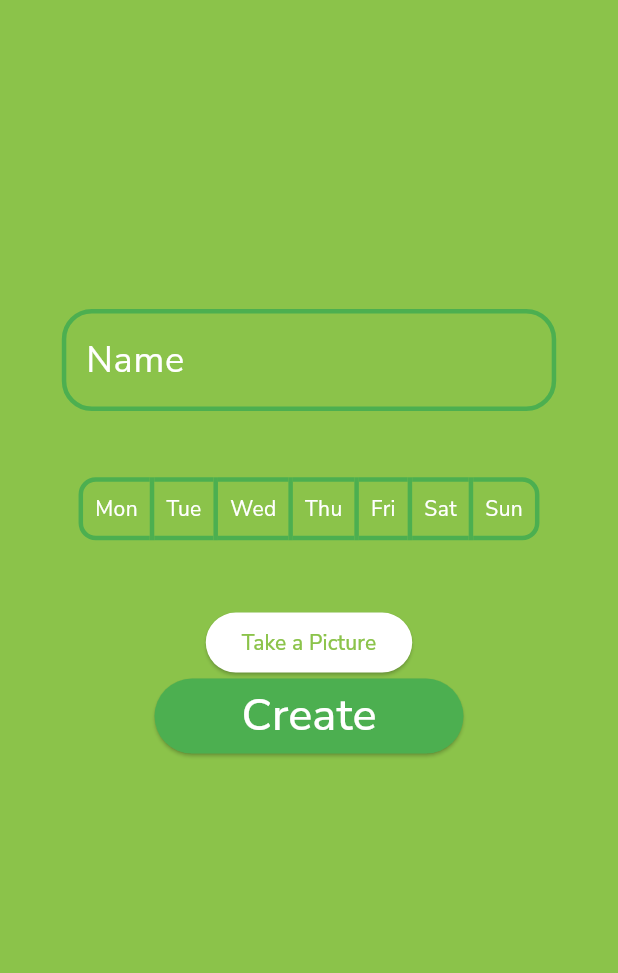
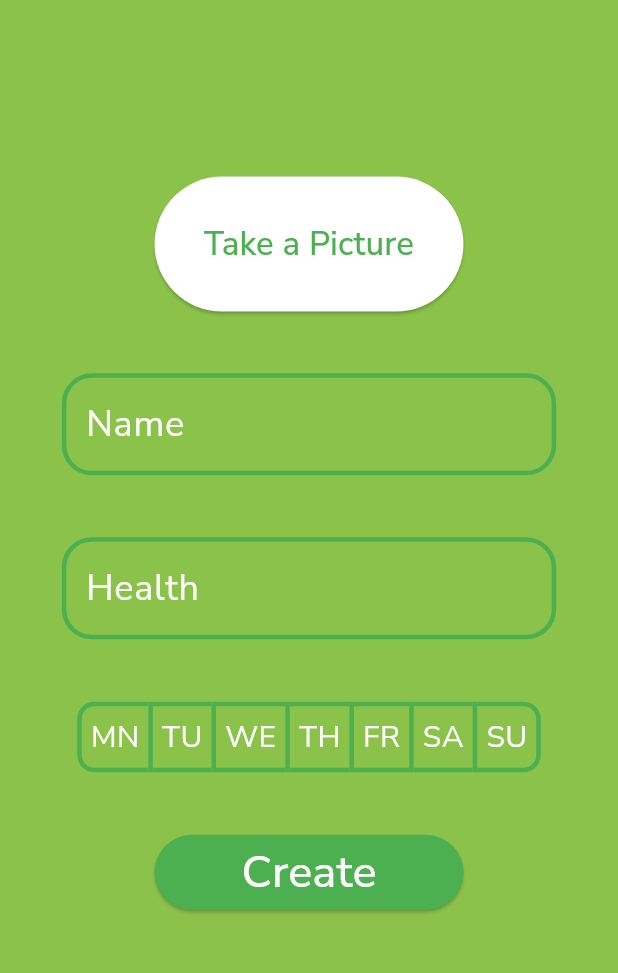
Before and after one commit to kowaleuro/i-konewka-Frontend, a Flutter app: the AddPlantScreen screen opened by its route, on a phone screen of 412 x 824 dp, the part 84-1057 px from its top. Run offline on Flutter 3.47's test engine with Material 3 defaults, Android fonts, the phone set to English and light mode, and no system bars; our stand-ins replace camera, google_fonts.

Commit message:
Camera + add plant panel

```diff
--- a/lib/App.dart
+++ b/lib/App.dart
@@ -7,7 +7,6 @@ import 'package:i_konewka_app/screens/RegisterScreen.dart';
 import 'package:i_konewka_app/screens/StartScreen.dart';
 import 'package:i_konewka_app/AppTheme.dart';
 import 'package:i_konewka_app/screens/elements/Bar.dart';
-import 'package:i_konewka_app/screens/elements/CameraComponent.dart';
 
 class App extends StatelessWidget {
   App({Key? key}) : super(key: key);
--- a/lib/screens/AddPlantScreen.dart
+++ b/lib/screens/AddPlantScreen.dart
@@ -1,5 +1,7 @@
+import 'package:camera/camera.dart';
 import 'package:flutter/material.dart';
-import 'package:i_konewka_app/screens/elements/CameraComponent.dart';
+import 'package:google_fonts/google_fonts.dart';
+import 'package:i_konewka_app/screens/elements/CameraPage.dart';
 import 'package:i_konewka_app/screens/elements/CustomButton.dart';
 import 'package:i_konewka_app/screens/elements/CustomTextFormField.dart';
 import 'package:i_konewka_app/screens/elements/CustomToggleButton.dart';
@@ -24,7 +26,8 @@ class _AddPlantScreen extends State<AddPlantScreen>{
   final _formAddPlantKey = GlobalKey<FormState>();
   late String _name = '';
   late String _health = '';
-  late List<bool> _wateringDaysList = List<bool>.filled(7, false);
+  late XFile? _imgFile;
+  late List<bool> _wateringDaysList = List.generate(7, (_)=>false );
   @override
   Widget build(BuildContext context) {
 
@@ -34,12 +37,36 @@ class _AddPlantScreen extends State<AddPlantScreen>{
         appBar: const Bar(),
         body: SingleChildScrollView(
           child: Padding(
-            padding: EdgeInsets.only(top: size.height/4),
+            padding: EdgeInsets.only(top: size.height/7),
             child: Center(
               child: Form(
                 key: _formAddPlantKey,
                 child: Column(
                   children: <Widget>[
+                    Padding(
+                      padding: EdgeInsets.only(
+                          left:size.width*0.10,
+                          right:size.width*0.10,
+                          bottom: size.width*0.10
+                      ),
+                      child: ElevatedButton(
+                        style: ElevatedButton.styleFrom(
+                          fixedSize: Size(size.width/2,90),
+                          backgroundColor: Colors.white,
+                        ),
+                        onPressed: () async {
+                          await availableCameras().then((value) => _navigateAndGetData(context,value));
+                        },
+                        child: Text("Take a Picture",
+                          style:GoogleFonts.nunitoSans(
+                              textStyle: const TextStyle(
+                                  color: Colors.green,
+                                  fontSize: 22
+                              )
+                          ),
+                        ),
+                      ),
+                    ),
                     CustomTextFormField(
                         label: 'Name',
                         hintText: 'Provide name of a plant',
@@ -53,8 +80,25 @@ class _AddPlantScreen extends State<AddPlantScreen>{
                         onChanged: (val){
                           _name = val;
                         }),
-                    CustomToggleButtons(),
-                    CameraComponent(),
+                    CustomTextFormField(
+                        label: 'Health',
+                        hintText: 'Provide health of a plant',
+                        keyboardType: TextInputType.text,
+                        validator: (val){
+                          if (val!.isEmpty){
+                            return 'Health is empty!';
+                          }
+                          return null;
+                        },
+                        onChanged: (val){
+                          _health = val;
+                        }),
+                    CustomToggleButtons(isSelected: _wateringDaysList,onPressed: (int index)
+                    {
+                      setState(() {
+                        _wateringDaysList[index] = !_wateringDaysList[index];
+                      });
+                    }),
                     CustomButton(
                         onPressed: () {
                           if (_formAddPlantKey.currentState!.validate()) {Navigator.of(context).pop();}
@@ -72,4 +116,14 @@ class _AddPlantScreen extends State<AddPlantScreen>{
         )
     );
   }
+  Future<void> _navigateAndGetData(BuildContext context,List<CameraDescription> cameras) async {
+    final result = await Navigator.push(
+      context,
+      MaterialPageRoute(builder: (context) => CameraPage(cameras: cameras)),
+    );
+
+    if (!mounted) return;
+
+    _imgFile = result;
+  }
 }
--- a/lib/screens/elements/CameraComponent.dart
+++ /dev/null
@@ -1,26 +0,0 @@
-import 'package:camera/camera.dart';
-import 'package:flutter/cupertino.dart';
-import 'package:flutter/material.dart';
-
-import 'CameraPage.dart';
-
-class CameraComponent extends StatefulWidget{
-  const CameraComponent({super.key});
-
-  @override
-  State<CameraComponent> createState() => _CameraComponent();
-}
-
-class _CameraComponent extends State<CameraComponent> {
-  @override
-  Widget build(BuildContext context) {
-    return ElevatedButton(
-    onPressed: () async {
-      await availableCameras().then((value) => Navigator.push(context,
-        MaterialPageRoute(builder: (_) => CameraPage(cameras: value))));
-    },
-    child: const Text("Take a Picture"),
-    );
-  }
-
-}
--- a/lib/screens/elements/CameraPage.dart
+++ b/lib/screens/elements/CameraPage.dart
@@ -19,7 +19,27 @@ class _CameraPageState extends State<CameraPage> {
             child: _cameraController.value.isInitialized
                 ? CameraPreview(_cameraController)
                 : const Center(child:
-            CircularProgressIndicator())));
+            CircularProgressIndicator())),
+        floatingActionButton: FloatingActionButton(
+          // Provide an onPressed callback.
+          onPressed: () async {
+            // Take the Picture in a try / catch block. If anything goes wrong,
+            // catch the error.
+            try {
+              // Ensure that the camera is initialized.
+              // Attempt to take a picture and then get the location
+              // where the image file is saved.
+              final image = await _cameraController.takePicture();
+              Navigator.of(context).pop(image);
+            } catch (e) {
+              // If an error occurs, log the error to the console.
+              print(e);
+            }
+          },
+          child: const Icon(Icons.camera_alt),
+        )
+    );
+
   }
 
   Future initCamera(CameraDescription cameraDescription) async {
--- a/lib/screens/elements/CustomToggleButton.dart
+++ b/lib/screens/elements/CustomToggleButton.dart
@@ -3,9 +3,10 @@ import 'package:i_konewka_app/screens/elements/PlantImage.dart';
 
 class CustomToggleButtons extends StatefulWidget {
 
-  final _wateringDaysList =  List.generate(7, (_)=>false );
+  final void Function(int index)? onPressed;
+  final List<bool> isSelected;
 
-  CustomToggleButtons({super.key});
+  CustomToggleButtons({super.key, this.onPressed, required this.isSelected});
 
   @override
   State<StatefulWidget> createState() => _CustomToggleButtonsState();
@@ -17,6 +18,10 @@ class _CustomToggleButtonsState extends State<CustomToggleButtons>{
 
     Size size = MediaQuery.of(context).size;
 
+    const double padding = 6;
+    const double fontSize = 20;
+
+
     return Padding(
       padding: EdgeInsets.only(
           left:size.width*0.10,
@@ -25,47 +30,44 @@ class _CustomToggleButtonsState extends State<CustomToggleButtons>{
       ),
       child: ToggleButtons(
           constraints: BoxConstraints.loose(Size.infinite),
-          isSelected: widget._wateringDaysList,
+          isSelected: widget.isSelected,
           borderRadius: BorderRadius.circular(10),
           fillColor: Colors.green,
           borderColor: Colors.green,
           borderWidth: 3,
+        onPressed: widget.onPressed,
           children: const <Widget>[
             Padding(
-              padding: const EdgeInsets.all(8.0),
-              child: Text('Mon',style: TextStyle(color: Colors.white,fontSize: 14),),
+              padding: const EdgeInsets.all(padding),
+              child: Text('MN',style: TextStyle(color: Colors.white,fontSize: fontSize),),
             ),
             Padding(
-              padding: const EdgeInsets.all(8.0),
-              child: Text('Tue',style: TextStyle(color: Colors.white,fontSize: 14)),
+              padding: const EdgeInsets.all(padding),
+              child: Text('TU',style: TextStyle(color: Colors.white,fontSize: fontSize)),
             ),
             Padding(
-              padding: const EdgeInsets.all(8.0),
-              child: Text('Wed',style: TextStyle(color: Colors.white,fontSize: 14)),
+              padding: const EdgeInsets.all(padding),
+              child: Text('WE',style: TextStyle(color: Colors.white,fontSize: fontSize)),
             ),
             Padding(
-              padding: const EdgeInsets.all(8.0),
-              child: Text('Thu',style: TextStyle(color: Colors.white,fontSize: 14)),
+              padding: const EdgeInsets.all(padding),
+              child: Text('TH',style: TextStyle(color: Colors.white,fontSize: fontSize)),
             ),
             Padding(
-              padding: const EdgeInsets.all(8.0),
-              child: Text('Fri',style: TextStyle(color: Colors.white,fontSize: 14)),
+              padding: const EdgeInsets.all(padding),
+              child: Text('FR',style: TextStyle(color: Colors.white,fontSize: fontSize)),
             ),
             Padding(
-              padding: const EdgeInsets.all(8.0),
-              child: Text('Sat',style: TextStyle(color: Colors.white,fontSize: 14)),
+              padding: const EdgeInsets.all(padding),
+              child: Text('SA',style: TextStyle(color: Colors.white,fontSize: fontSize)),
             ),
             Padding(
-              padding: const EdgeInsets.all(8.0),
-              child: Text('Sun',style: TextStyle(color: Colors.white,fontSize: 14)),
+              padding: const EdgeInsets.all(padding),
+              child: Text('SU',style: TextStyle(color: Colors.white,fontSize: fontSize)),
             ),
           ],
-          onPressed: (int index) {
-            setState(() {
-              widget._wateringDaysList[index] = !widget._wateringDaysList[index];
-            });
-          }
       ),
     );
   }
+
 }
```
Also changed, not shown: pubspec.lock.
